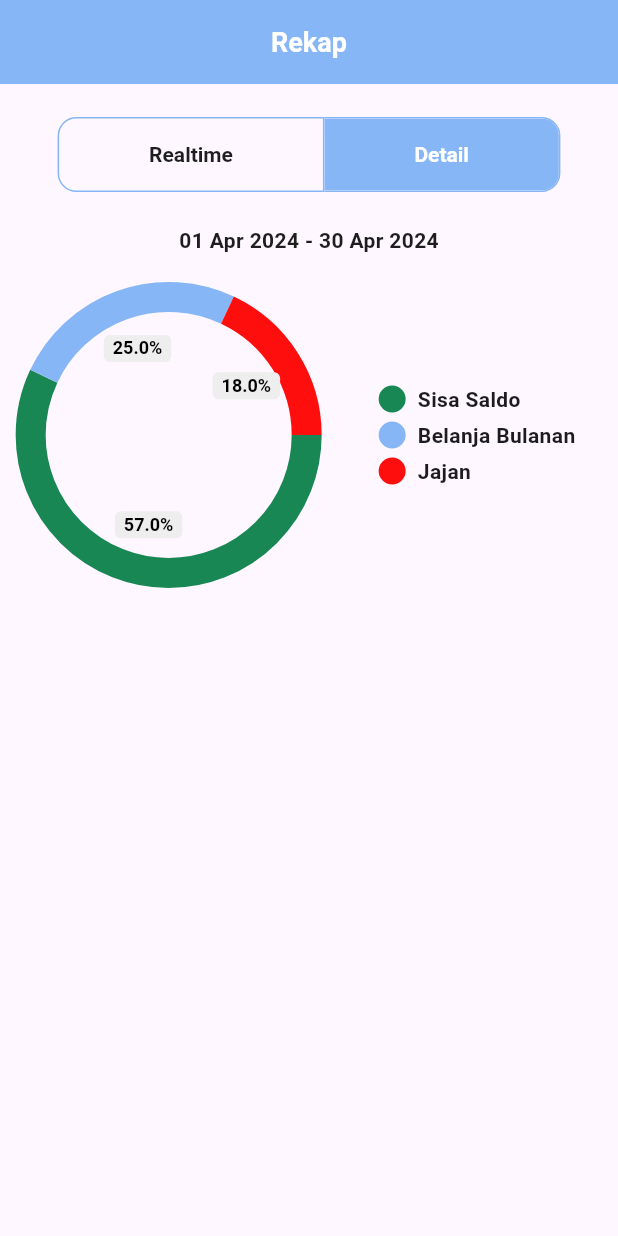
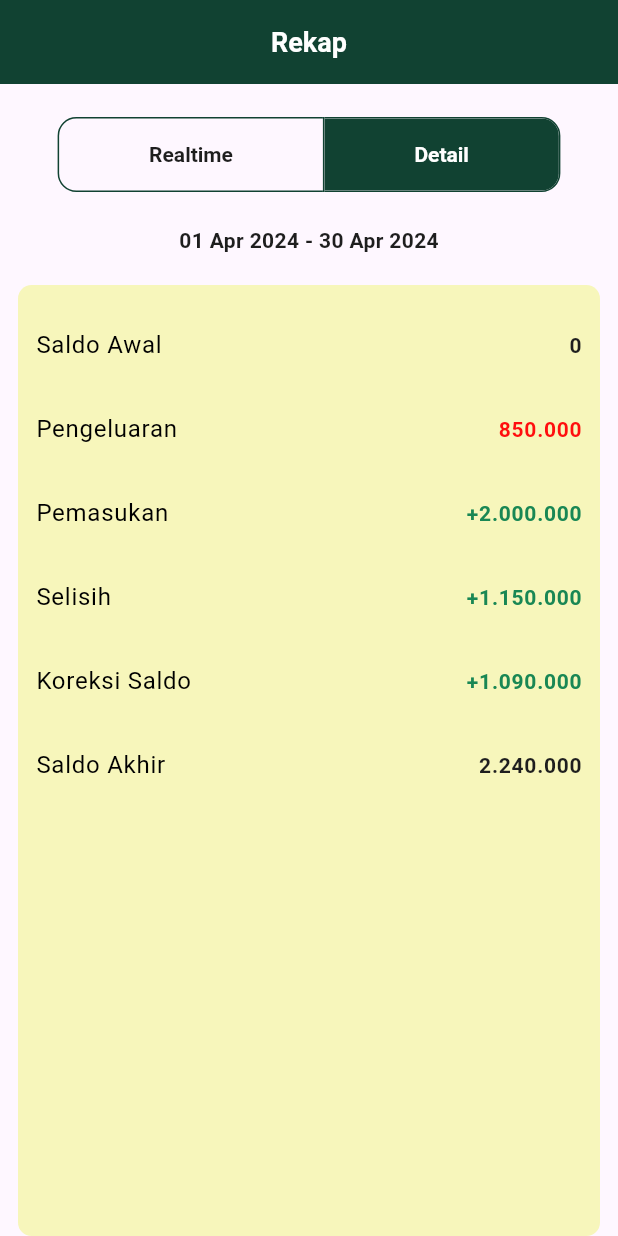
Before and after one commit to justucok/passion_shoot, a Flutter app: the RecapContent screen opened directly, after a tap on "Detail", on a phone screen of 412 x 824 dp. Run offline on Flutter 3.47's test engine with Material 3 defaults, Android fonts, the phone set to English and light mode, and no system bars; drawn by our look-alikes of pie_chart; our stand-ins replace table_calendar; Roboto replaces fonts that are missing (inter).

Commit message:
new updates

```diff
--- a/lib/config/theme/app_theme.dart
+++ b/lib/config/theme/app_theme.dart
@@ -1,9 +1,9 @@
 import 'package:flutter/material.dart';
 
-Color primaryColor = const Color(0xff86B6F6);
-Color secondaryColor = const Color(0xffB4D4FF);
-Color alternativeColor = const Color(0xff176B87);
-Color bgColor = const Color(0xffEEF5FF);
+Color primaryColor = const Color(0xff114232);
+Color secondaryColor = const Color(0xff87A922);
+Color alternativeColor = const Color(0xffFCDC2A);
+Color bgColor = const Color(0xffF7F6BB);
 Color succesColor = const Color(0xff198754);
 Color dangerColor = const Color(0xffFF0E0E);
 Color textColor = const Color(0xff1E1E1E);
--- a/lib/features/widget/add_button.dart
+++ b/lib/features/widget/add_button.dart
@@ -13,7 +13,7 @@ class AddButton extends StatelessWidget {
     return FloatingActionButton(
       onPressed: onPressed,
       backgroundColor: primaryColor,
-      child: const Icon(Icons.add),
+      child: Icon(Icons.add,color: alternativeColor,),
     );
   }
 }
--- a/lib/features/widget/method/method.dart
+++ b/lib/features/widget/method/method.dart
@@ -101,7 +101,7 @@ class MethodContent extends StatelessWidget {
                       style: primaryTextStyle,
                     ),
                     trailing: Text(
-                      '400.000',
+                      '1.400.000',
                       style: primaryTextStyle.copyWith(fontSize: 14),
                     ),
                   ),
@@ -121,7 +121,7 @@ class MethodContent extends StatelessWidget {
                       style: primaryTextStyle,
                     ),
                     trailing: Text(
-                      '1.150.000',
+                      '150.000',
                       style: primaryTextStyle.copyWith(fontSize: 14),
                     ),
                   ),
--- /dev/null
+++ b/lib/features/widget/recap/detail_list.dart
@@ -0,0 +1,95 @@
+import 'package:flutter/material.dart';
+import 'package:proj_passion_shoot/config/theme/app_theme.dart';
+
+class DetailList extends StatelessWidget {
+  const DetailList({
+    super.key,
+  });
+
+  @override
+  Widget build(BuildContext context) {
+    return Expanded(
+      child: Container(
+        decoration: BoxDecoration(
+          color: bgColor,
+          borderRadius: const BorderRadius.all(
+            Radius.circular(9),
+          ),
+        ),
+        margin: const EdgeInsets.symmetric(horizontal: 12),
+        padding: const EdgeInsets.all(12),
+        width: double.infinity,
+        child: ListView(
+          children: [
+            ListTile(
+              contentPadding: const EdgeInsets.all(0),
+              title: Text(
+                'Saldo Awal',
+                style: primaryTextStyle.copyWith(fontWeight: FontWeight.normal,color: Colors.black),
+              ),
+              trailing: Text(
+                '0',
+                style: primaryTextStyle.copyWith(fontSize: 14),
+              ),
+            ),
+            ListTile(
+              contentPadding: const EdgeInsets.all(0),
+              title: Text(
+                'Pengeluaran',
+                style: primaryTextStyle.copyWith(fontWeight: FontWeight.normal,color: Colors.black),
+              ),
+              trailing: Text(
+                '850.000',
+                style: primaryTextStyle.copyWith(fontSize: 14, color: dangerColor),
+              ),
+            ),
+            ListTile(
+              contentPadding: const EdgeInsets.all(0),
+              title: Text(
+                'Pemasukan',
+                style: primaryTextStyle.copyWith(fontWeight: FontWeight.normal,color: Colors.black),
+              ),
+              trailing: Text(
+                '+2.000.000',
+                style: primaryTextStyle.copyWith(fontSize: 14, color: succesColor),
+              ),
+            ),
+            ListTile(
+              contentPadding: const EdgeInsets.all(0),
+              title: Text(
+                'Selisih',
+                style: primaryTextStyle.copyWith(fontWeight: FontWeight.normal,color: Colors.black),
+              ),
+              trailing: Text(
+                '+1.150.000',
+                style: primaryTextStyle.copyWith(fontSize: 14, color: succesColor),
+              ),
+            ),
+            ListTile(
+              contentPadding: const EdgeInsets.all(0),
+              title: Text(
+                'Koreksi Saldo',
+                style: primaryTextStyle.copyWith(fontWeight: FontWeight.normal,color: Colors.black),
+              ),
+              trailing: Text(
+                '+1.090.000',
+                style: primaryTextStyle.copyWith(fontSize: 14, color: succesColor),
+              ),
+            ),
+            ListTile(
+              contentPadding: const EdgeInsets.all(0),
+              title: Text(
+                'Saldo Akhir',
+                style: primaryTextStyle.copyWith(fontWeight: FontWeight.normal,color: Colors.black),
+              ),
+              trailing: Text(
+                '2.240.000',
+                style: primaryTextStyle.copyWith(fontSize: 14),
+              ),
+            ),
+          ],
+        ),
+      ),
+    );
+  }
+}
--- a/lib/features/widget/recap/graph.dart
+++ b/lib/features/widget/recap/graph.dart
@@ -1,6 +1,5 @@
 import 'package:flutter/cupertino.dart';
 import 'package:pie_chart/pie_chart.dart';
-import 'package:proj_passion_shoot/config/theme/app_theme.dart';
 
 class Graph extends StatelessWidget {
   const Graph({
@@ -14,18 +13,7 @@ class Graph extends StatelessWidget {
 
   @override
   Widget build(BuildContext context) {
-    return Column(
-      children: [
-        Center(
-            child: Text(
-              '01 Apr 2024 - 30 Apr 2024',
-              style: primaryTextStyle,
-            ),
-          ),
-          const SizedBox(
-            height: 20,
-          ),
-        SizedBox(
+    return SizedBox(
       width: double.infinity,
       height: 200,
       child: PieChart(
@@ -37,8 +25,6 @@ class Graph extends StatelessWidget {
           showChartValuesInPercentage: true,
         ),
       ),
-        ),
-      ],
     );
   }
 }
--- a/lib/features/widget/recap/recap.dart
+++ b/lib/features/widget/recap/recap.dart
@@ -1,6 +1,8 @@
 import 'package:flutter/material.dart';
+import 'package:flutter/widgets.dart';
 import 'package:proj_passion_shoot/config/theme/app_theme.dart';
 import 'package:proj_passion_shoot/features/widget/custom_appbar.dart';
+import 'package:proj_passion_shoot/features/widget/recap/detail_list.dart';
 import 'package:proj_passion_shoot/features/widget/recap/graph.dart';
 
 class RecapContent extends StatefulWidget {
@@ -58,6 +60,7 @@ class _RecapContentState extends State<RecapContent> {
                   for (int i = 0; i < isSelected.length; i++) {
                     if (i == newIndex) {
                       isSelected[i] = true;
+                      // return Graph(dataMap: dataMap, colorList: colorList);
                     } else {
                       isSelected[i] = false;
                     }
@@ -77,7 +80,18 @@ class _RecapContentState extends State<RecapContent> {
             ),
           ),
           // end toggle button
-          Graph(dataMap: dataMap, colorList: colorList),
+          Center(
+            child: Text(
+              '01 Apr 2024 - 30 Apr 2024',
+              style: primaryTextStyle,
+            ),
+          ),
+          const SizedBox(
+            height: 20,
+          ),
+          isSelected[0]
+              ? Graph(dataMap: dataMap, colorList: colorList)
+              : const DetailList()
         ],
       ),
     );
--- a/lib/features/widget/schedule/schedule.dart
+++ b/lib/features/widget/schedule/schedule.dart
@@ -1,5 +1,4 @@
 import 'package:flutter/material.dart';
-import 'package:flutter/widgets.dart';
 import 'package:proj_passion_shoot/config/theme/app_theme.dart';
 import 'package:proj_passion_shoot/features/widget/add_button.dart';
 import 'package:proj_passion_shoot/features/widget/custom_appbar.dart';
--- /dev/null
+++ b/lib/features/widget/transaction/statusbar.dart
@@ -0,0 +1,74 @@
+import 'package:flutter/material.dart';
+import 'package:proj_passion_shoot/config/theme/app_theme.dart';
+
+class StatusBar extends StatelessWidget {
+  const StatusBar({
+    super.key,
+  });
+
+  @override
+  Widget build(BuildContext context) {
+    return Container(
+      decoration: BoxDecoration(
+        color: alternativeColor,
+        borderRadius: const BorderRadius.all(
+          Radius.circular(9),
+        ),
+      ),
+      margin: const EdgeInsets.symmetric(horizontal: 12, vertical: 10),
+      padding: const EdgeInsets.all(12),
+      height: 80,
+      width: double.infinity,
+      child: Row(
+        mainAxisAlignment: MainAxisAlignment.center,
+        children: [
+          Column(
+            mainAxisAlignment: MainAxisAlignment.center,
+            children: [
+              Text(
+                'Pemasukan',
+                style: primaryTextStyle,
+              ),
+              Text(
+                '+ 2.000.000',
+                style: TextStyle(color: succesColor),
+              ),
+            ],
+          ),
+          const SizedBox(
+            width: 80,
+          ),
+          Column(
+            mainAxisAlignment: MainAxisAlignment.center,
+            children: [
+              Text(
+                'Pengeluaran',
+                style: primaryTextStyle,
+              ),
+              Text(
+                '850.000',
+                style: TextStyle(color: dangerColor),
+              ),
+            ],
+          ),
+          const SizedBox(
+            width: 80,
+          ),
+          Column(
+            mainAxisAlignment: MainAxisAlignment.center,
+            children: [
+              Text(
+                'Selisih',
+                style: primaryTextStyle,
+              ),
+              Text(
+                '+ 1.150.000',
+                style: primaryTextStyle,
+              ),
+            ],
+          ),
+        ],
+      ),
+    );
+  }
+}
--- a/lib/main.dart
+++ b/lib/main.dart
@@ -13,6 +13,7 @@ class MainApp extends StatelessWidget {
   @override
   Widget build(BuildContext context) {
     return MaterialApp(
+      locale: const Locale('id_ID'),
       debugShowCheckedModeBanner: false,
       title: 'Passion.Shoot',
       onGenerateRoute: route.onRoutes,
```
Also changed, not shown: lib/features/widget/transaction/content_list.dart (added, +66 -0 lines), lib/features/widget/transaction/transaction.dart (+24 -144 lines). Lines whose indentation alone changed are shown as unchanged.
